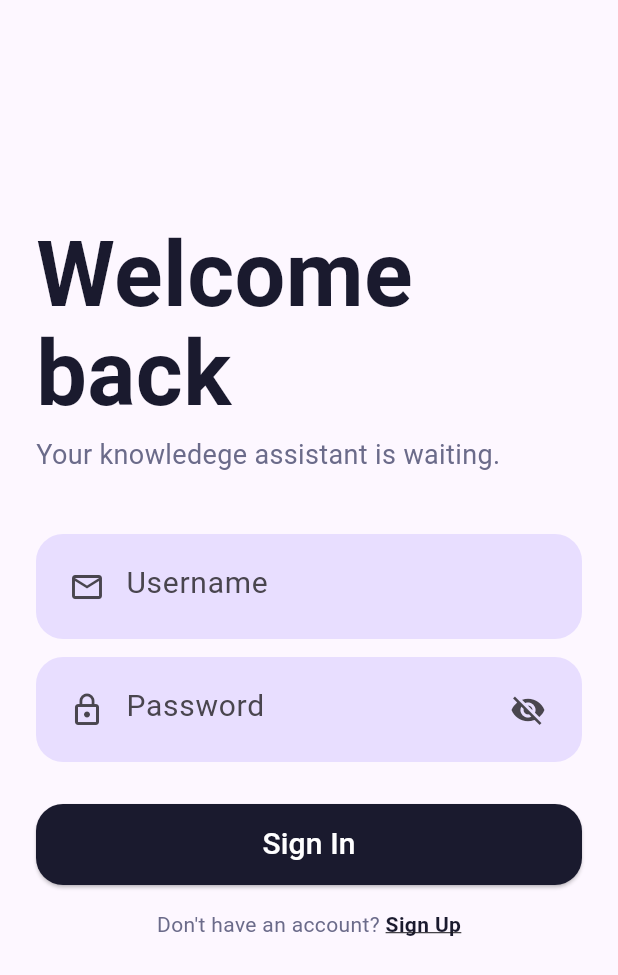
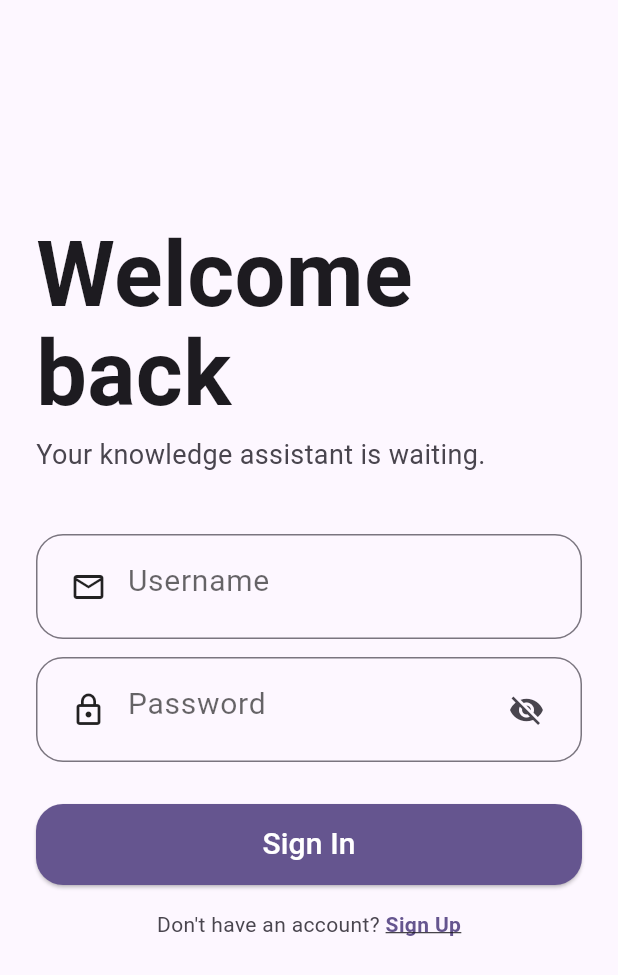
Before and after one commit to vedant-dev27/knowledge-intelligence-platform, a Flutter app: the screen it shows after launch, on a phone screen of 412 x 824 dp. Shown: the top 975 px of the screen. Run offline on Flutter 3.47's test engine with Material 3 defaults, Android fonts, the phone set to English and light mode, and no system bars; our stand-ins replace file_picker, flutter_secure_storage, hive, hive_flutter; accounts and stored records are empty; statements that could not run were skipped.

```diff
--- a/mobile_app/lib/screens/login_screen.dart
+++ b/mobile_app/lib/screens/login_screen.dart
@@ -17,33 +17,33 @@
 
   bool obscurePassword = true;
   bool isLoading = false;
-
   @override
   Widget build(BuildContext context) {
+    final theme = Theme.of(context);
+
     return Scaffold(
+      backgroundColor: theme.colorScheme.surface,
       body: SafeArea(
         child: Padding(
-          padding: const EdgeInsets.symmetric(
-            horizontal: 24,
-          ),
+          padding: const EdgeInsets.symmetric(horizontal: 24),
           child: Column(
             crossAxisAlignment: CrossAxisAlignment.start,
             children: [
               const SizedBox(height: 150),
-              const Text(
+              Text(
                 "Welcome \nback",
                 style: TextStyle(
                   fontSize: 60,
                   fontWeight: FontWeight.bold,
-                  color: Color(0xFF1A1A2E),
+                  color: theme.colorScheme.onSurface,
                   height: 1.1,
                 ),
               ),
               const SizedBox(height: 8),
-              const Text(
-                "Your knowledege assistant is waiting.",
+              Text(
+                "Your knowledge assistant is waiting.",
                 style: TextStyle(
-                  color: Color(0xFF6B6B8A),
+                  color: theme.colorScheme.onSurfaceVariant,
                   fontSize: 18,
                 ),
               ),
@@ -78,40 +78,42 @@
                   onPressed: () async {
                     if (isLoading) return;
                     setState(() => isLoading = true);
-                    final String uid = uidController.text;
-                    final String pwd = pwdController.text;
-                    final bool res = await AuthService.loginUser(uid, pwd);
+
+                    final res = await AuthService.loginUser(
+                      uidController.text,
+                      pwdController.text,
+                    );
+
                     if (res) {
                       await Future.delayed(const Duration(seconds: 2));
                       if (!mounted) return;
+
                       Navigator.pushReplacement(
                         context,
                         MaterialPageRoute(
-                          builder: (context) => const HomeScreen(),
+                          builder: (_) => const HomeScreen(),
                         ),
                       );
                     } else {
                       uidController.clear();
                       pwdController.clear();
-                      setState(
-                        () => isLoading = false,
-                      );
+                      setState(() => isLoading = false);
                     }
                   },
                   style: ElevatedButton.styleFrom(
-                    backgroundColor: const Color(0xFF1A1A2E),
-                    foregroundColor: Colors.white,
+                    backgroundColor: theme.colorScheme.primary,
+                    foregroundColor: theme.colorScheme.onPrimary,
                     shape: RoundedRectangleBorder(
                       borderRadius: BorderRadius.circular(18),
                     ),
                   ),
                   child: isLoading
-                      ? const SizedBox(
+                      ? SizedBox(
                           height: 22,
                           width: 22,
                           child: CircularProgressIndicator(
                             strokeWidth: 2,
-                            color: Colors.white,
+                            color: theme.colorScheme.onPrimary,
                           ),
                         )
                       : const Text(
@@ -127,28 +129,30 @@
                   child: Row(
                     mainAxisSize: MainAxisSize.min,
                     children: [
-                      const Text(
+                      Text(
                         "Don't have an account? ",
-                        style: TextStyle(color: Color(0xFF6B6B8A)),
+                        style: TextStyle(
+                          color: theme.colorScheme.onSurfaceVariant,
+                        ),
                       ),
                       InkWell(
-                        child: const Text(
+                        child: Text(
                           "Sign Up",
                           style: TextStyle(
                             fontWeight: FontWeight.w600,
                             decoration: TextDecoration.underline,
-                            color: Color(0xFF1A1A2E),
+                            color: theme.colorScheme.primary,
                           ),
                         ),
                         onTap: () {
                           Navigator.push(
                             context,
                             MaterialPageRoute(
-                              builder: (context) => const RegisterPage(),
+                              builder: (_) => const RegisterPage(),
                             ),
                           );
                         },
-                      )
+                      ),
                     ],
                   ),
                 ),
--- a/mobile_app/lib/widgets/input_field.dart
+++ b/mobile_app/lib/widgets/input_field.dart
@@ -15,14 +15,18 @@
     this.obscureText = false,
     this.suffixIcon,
   });
-
   @override
   Widget build(BuildContext context) {
+    final theme = Theme.of(context);
+
     return Container(
       height: 70,
       decoration: BoxDecoration(
-        color: const Color(0xFFE8DEFF),
+        color: theme.colorScheme.surface,
         borderRadius: BorderRadius.circular(18),
+        border: Border.all(
+          color: theme.dividerColor,
+        ),
       ),
       child: Padding(
         padding: const EdgeInsets.all(12),
@@ -30,20 +34,23 @@
           controller: controller,
           obscureText: obscureText,
           textAlignVertical: TextAlignVertical.center,
-          style: const TextStyle(
+          style: TextStyle(
             fontSize: 20,
             height: 1.2,
+            color: theme.colorScheme.onSurface,
           ),
           decoration: InputDecoration(
             isCollapsed: true,
             hintText: hint,
+            hintStyle: TextStyle(
+              color: theme.hintColor,
+            ),
             border: InputBorder.none,
             prefixIcon: Padding(
-              padding: const EdgeInsets.symmetric(
-                horizontal: 10,
-              ),
+              padding: const EdgeInsets.symmetric(horizontal: 10),
               child: Icon(
                 icon,
+                color: theme.iconTheme.color,
               ),
             ),
             suffixIcon: suffixIcon,
```
Also changed, not shown: mobile_app/lib/screens/home_screen.dart (+9 -1 lines), mobile_app/lib/screens/register_page.dart (+105 -28 lines), mobile_app/lib/services/auth_service.dart (+17 -13 lines), mobile_app/lib/services/chat_service.dart (+5 -3 lines), mobile_app/lib/services/upload_service.dart (+9 -1 lines), 1 other file.
